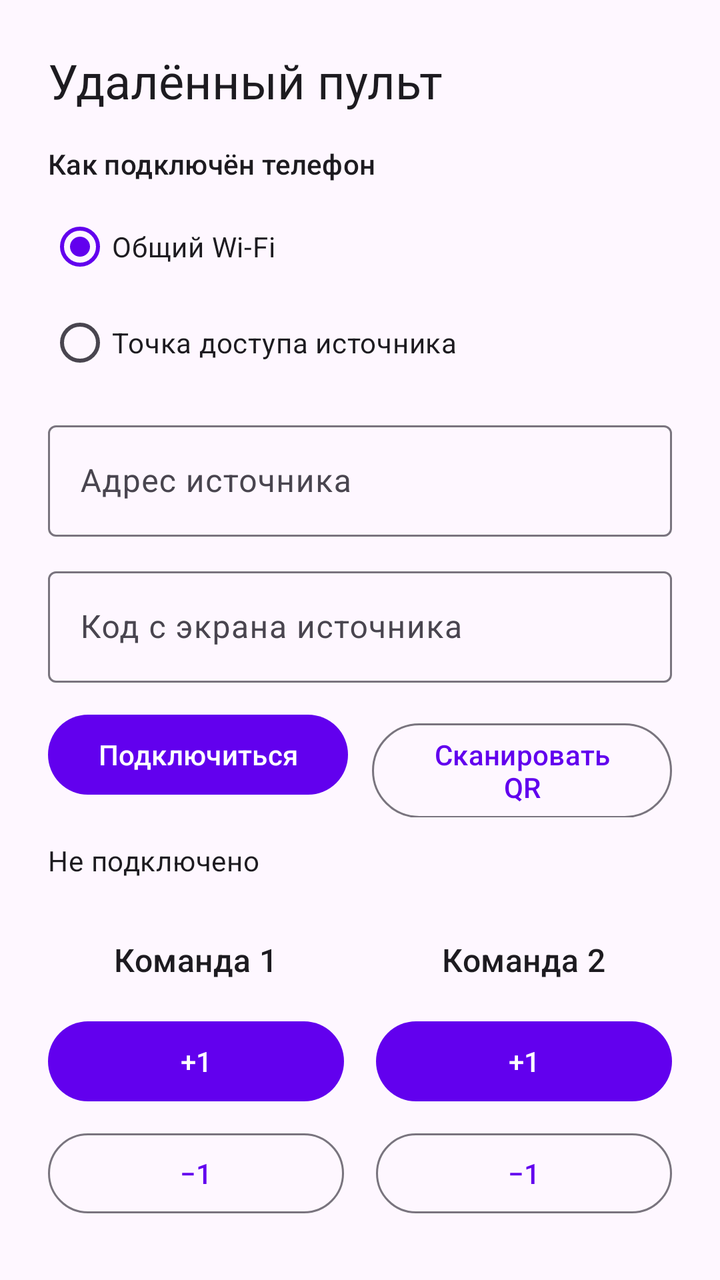
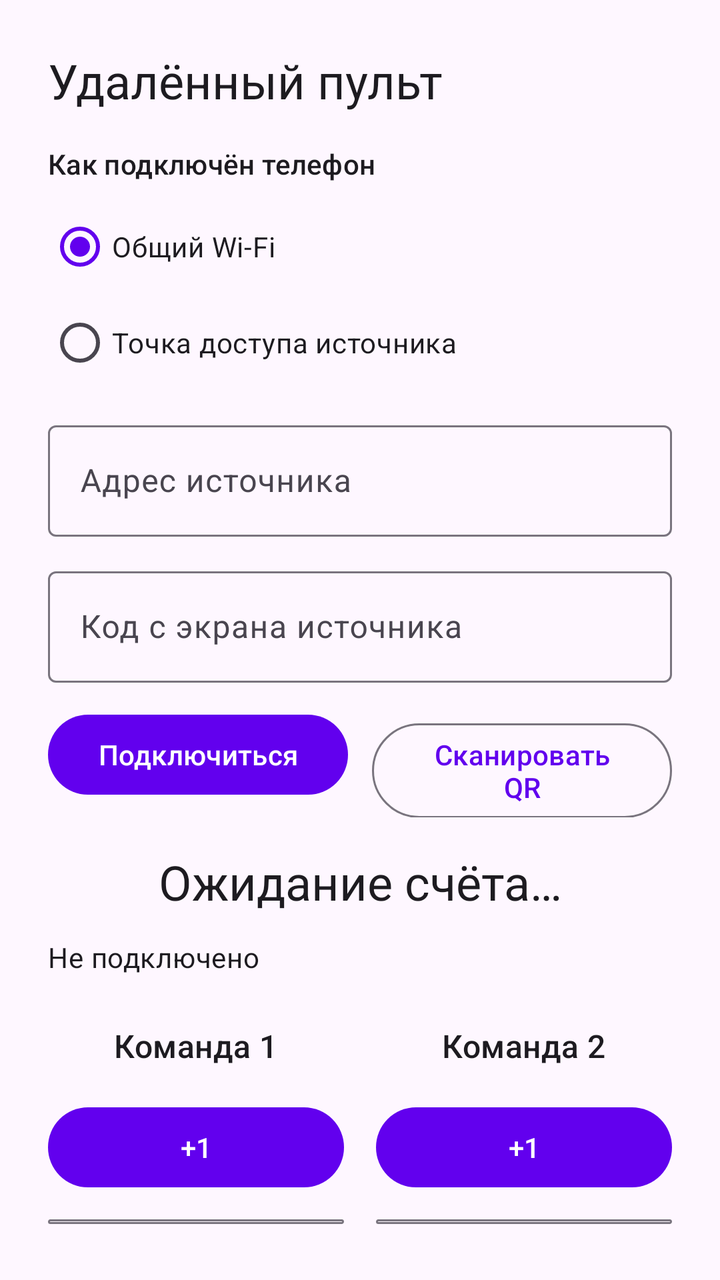

Screens rendered from an Android XML layout before and after an edit, with the pre-edit source and the edit as a unified diff.
<!-- AndroidManifest.xml: application theme Theme.SportStreamer -->
<!-- res/layout/activity_remote.xml -->
<?xml version="1.0" encoding="utf-8"?>
<LinearLayout xmlns:android="http://schemas.android.com/apk/res/android"
    android:layout_width="match_parent"
    android:layout_height="match_parent"
    android:orientation="vertical"
    android:padding="24dp">

    <TextView
        android:layout_width="wrap_content"
        android:layout_height="wrap_content"
        android:layout_marginBottom="16dp"
        android:text="@string/remote_client_title"
        android:textAppearance="?attr/textAppearanceHeadlineSmall" />

    <TextView
        android:layout_width="match_parent"
        android:layout_height="wrap_content"
        android:layout_marginBottom="8dp"
        android:text="@string/remote_client_connection_type"
        android:textAppearance="?attr/textAppearanceTitleSmall" />

    <RadioGroup
        android:id="@+id/rgConnectionType"
        android:layout_width="match_parent"
        android:layout_height="wrap_content"
        android:orientation="vertical">

        <com.google.android.material.radiobutton.MaterialRadioButton
            android:id="@+id/rbWifi"
            android:layout_width="match_parent"
            android:layout_height="wrap_content"
            android:checked="true"
            android:text="@string/remote_client_type_wifi" />

        <com.google.android.material.radiobutton.MaterialRadioButton
            android:id="@+id/rbHotspot"
            android:layout_width="match_parent"
            android:layout_height="wrap_content"
            android:text="@string/remote_client_type_hotspot" />
    </RadioGroup>

    <com.google.android.material.textfield.TextInputLayout
        style="@style/Widget.Material3.TextInputLayout.OutlinedBox"
        android:layout_width="match_parent"
        android:layout_height="wrap_content"
        android:layout_marginTop="12dp"
        android:hint="@string/remote_client_address">

        <com.google.android.material.textfield.TextInputEditText
            android:id="@+id/etAddress"
            android:layout_width="match_parent"
            android:layout_height="wrap_content"
            android:inputType="text"
            android:textSize="16sp" />
    </com.google.android.material.textfield.TextInputLayout>

    <com.google.android.material.textfield.TextInputLayout
        style="@style/Widget.Material3.TextInputLayout.OutlinedBox"
        android:layout_width="match_parent"
        android:layout_height="wrap_content"
        android:layout_marginTop="12dp"
        android:hint="@string/remote_client_pin">

        <com.google.android.material.textfield.TextInputEditText
            android:id="@+id/etPin"
            android:layout_width="match_parent"
            android:layout_height="wrap_content"
            android:inputType="number"
            android:maxLength="4"
            android:textSize="16sp" />
    </com.google.android.material.textfield.TextInputLayout>

    <LinearLayout
        android:layout_width="match_parent"
        android:layout_height="wrap_content"
        android:layout_marginTop="12dp"
        android:orientation="horizontal">

        <com.google.android.material.button.MaterialButton
            android:id="@+id/btnConnect"
            android:layout_width="0dp"
            android:layout_height="wrap_content"
            android:layout_weight="1"
            android:text="@string/remote_client_connect" />

        <com.google.android.material.button.MaterialButton
            android:id="@+id/btnScan"
            style="@style/Widget.Material3.Button.OutlinedButton"
            android:layout_width="0dp"
            android:layout_height="wrap_content"
            android:layout_marginStart="12dp"
            android:layout_weight="1"
            android:text="@string/remote_client_scan" />
    </LinearLayout>

    <TextView
        android:id="@+id/tvStatus"
        android:layout_width="match_parent"
        android:layout_height="wrap_content"
        android:layout_marginTop="12dp"
        android:text="@string/remote_client_status_idle"
        android:textAppearance="?attr/textAppearanceBodyMedium" />

    <LinearLayout
        android:layout_width="match_parent"
        android:layout_height="0dp"
        android:layout_marginTop="24dp"
        android:layout_weight="1"
        android:orientation="horizontal">

        <LinearLayout
            android:layout_width="0dp"
            android:layout_height="match_parent"
            android:layout_weight="1"
            android:gravity="center"
            android:orientation="vertical">

            <TextView
                android:id="@+id/tvTeam1Name"
                android:layout_width="wrap_content"
                android:layout_height="wrap_content"
                android:text="@string/remote_client_team1"
                android:textAppearance="?attr/textAppearanceTitleMedium" />

            <com.google.android.material.button.MaterialButton
                android:id="@+id/btnFirstPlus"
                android:layout_width="match_parent"
                android:layout_height="wrap_content"
                android:layout_marginTop="16dp"
                android:text="+1" />

            <com.google.android.material.button.MaterialButton
                android:id="@+id/btnFirstMinus"
                style="@style/Widget.Material3.Button.OutlinedButton"
                android:layout_width="match_parent"
                android:layout_height="wrap_content"
                android:layout_marginTop="8dp"
                android:text="−1" />
        </LinearLayout>

        <LinearLayout
            android:layout_width="0dp"
            android:layout_height="match_parent"
            android:layout_marginStart="16dp"
            android:layout_weight="1"
            android:gravity="center"
            android:orientation="vertical">

            <TextView
                android:id="@+id/tvTeam2Name"
                android:layout_width="wrap_content"
                android:layout_height="wrap_content"
                android:text="@string/remote_client_team2"
                android:textAppearance="?attr/textAppearanceTitleMedium" />

            <com.google.android.material.button.MaterialButton
                android:id="@+id/btnSecondPlus"
                android:layout_width="match_parent"
                android:layout_height="wrap_content"
                android:layout_marginTop="16dp"
                android:text="+1" />

            <com.google.android.material.button.MaterialButton
                android:id="@+id/btnSecondMinus"
                style="@style/Widget.Material3.Button.OutlinedButton"
                android:layout_width="match_parent"
                android:layout_height="wrap_content"
                android:layout_marginTop="8dp"
                android:text="−1" />
        </LinearLayout>
    </LinearLayout>

</LinearLayout>
<!-- resources referenced by this layout -->
<resources>
  <string name="remote_client_address">Адрес источника</string>
  <string name="remote_client_connect">Подключиться</string>
  <string name="remote_client_connection_type">Как подключён телефон</string>
  <string name="remote_client_pin">Код с экрана источника</string>
  <string name="remote_client_scan">Сканировать QR</string>
  <string name="remote_client_status_idle">Не подключено</string>
  <string name="remote_client_team1">Команда 1</string>
  <string name="remote_client_team2">Команда 2</string>
  <string name="remote_client_title">Удалённый пульт</string>
  <string name="remote_client_type_hotspot">Точка доступа источника</string>
  <string name="remote_client_type_wifi">Общий Wi-Fi</string>
  <style name="Theme.SportStreamer" parent="Base.Theme.SportStreamer" />
  <style name="Base.Theme.SportStreamer" parent="Theme.Material3.DayNight.NoActionBar">
          
          <item name="android:windowLayoutInDisplayCutoutMode">shortEdges</item>
          <item name="colorPrimary">@color/primary</item>
          <item name="colorSecondary">@color/accent</item>
      </style>
  <color name="primary">#6200EE</color>
  <color name="accent">#03DAC5</color>
</resources>

<!-- the commit's change to res/layout/activity_remote.xml (unified diff, before → after) -->
@@ -94,6 +94,15 @@
     </LinearLayout>
 
     <TextView
+        android:id="@+id/tvScore"
+        android:layout_width="match_parent"
+        android:layout_height="wrap_content"
+        android:layout_marginTop="16dp"
+        android:gravity="center"
+        android:text="@string/remote_client_score_empty"
+        android:textAppearance="?attr/textAppearanceHeadlineSmall" />
+
+    <TextView
         android:id="@+id/tvStatus"
         android:layout_width="match_parent"
         android:layout_height="wrap_content"
<!-- resource entries referenced after the edit -->
@@ -5,6 +5,7 @@
   <string name="remote_client_connection_type">Как подключён телефон</string>
   <string name="remote_client_pin">Код с экрана источника</string>
   <string name="remote_client_scan">Сканировать QR</string>
+  <string name="remote_client_score_empty">Ожидание счёта…</string>
   <string name="remote_client_status_idle">Не подключено</string>
   <string name="remote_client_team1">Команда 1</string>
   <string name="remote_client_team2">Команда 2</string>
